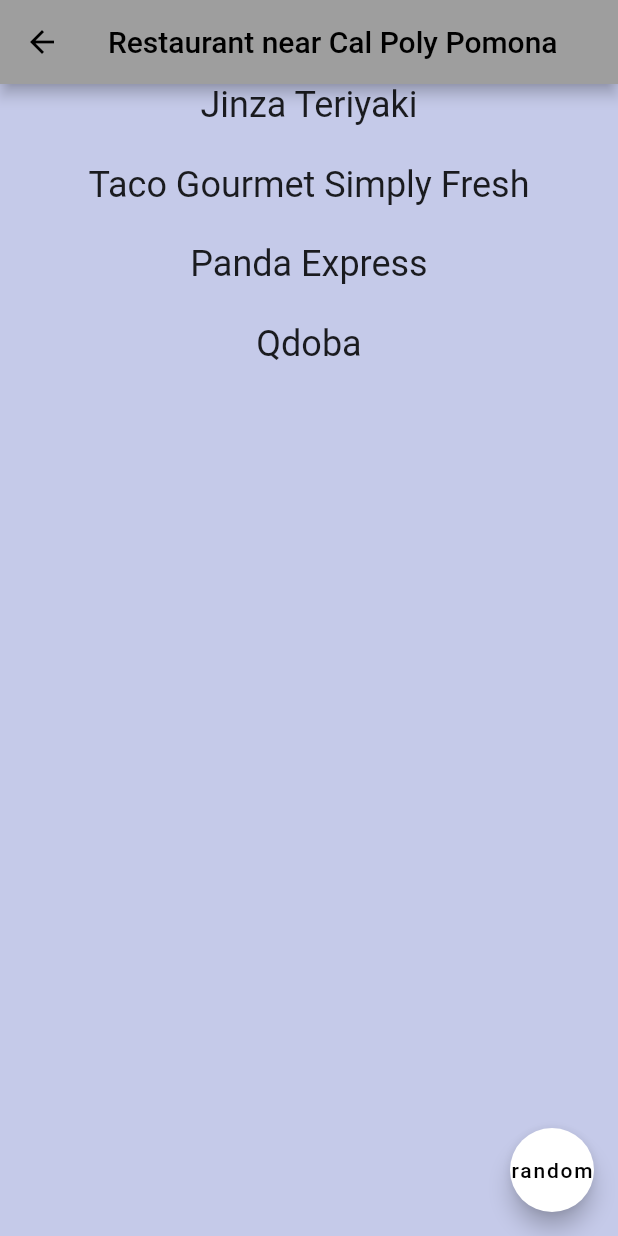
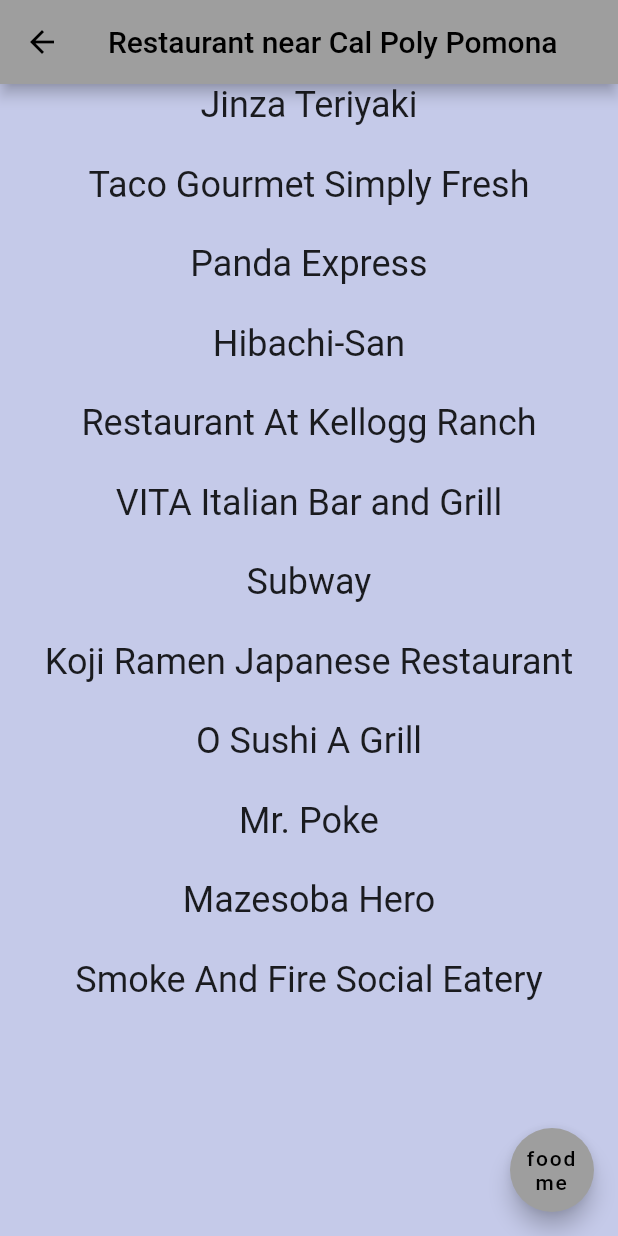
Before and after one commit to stevielamm/Food-me, a Flutter app: the restList screen opened directly, on a phone screen of 412 x 824 dp. Run offline on Flutter 3.47's test engine with Material 2 defaults, Android fonts, the phone set to English and light mode, and no system bars; our stand-ins replace dio, geolocator, google_maps_flutter, rflutter_alert, syncfusion_flutter_sliders.

Commit message:
updated restaurants list

```diff
--- a/lib/Filters.dart
+++ b/lib/Filters.dart
@@ -137,8 +137,8 @@ class _FilterState extends State<Filter> {
             ),
             Column(children: <Widget>[
               Container(
-                height: 50.0,
-                width: 325.0,
+                height: 45.0,
+                width: 250.0,
                 color: Colors.transparent,
                 child: Container(
                     decoration: BoxDecoration(
@@ -146,7 +146,7 @@ class _FilterState extends State<Filter> {
                         borderRadius: BorderRadius.all(Radius.circular(25.0))),
                     child: new FlatButton(
                       child: new Text(
-                        "DONE !",
+                        "DONE",
                         style: TextStyle(color: Colors.white, fontSize: 20),
                         textAlign: TextAlign.center,
                       ),
--- a/lib/restaurant_list.dart
+++ b/lib/restaurant_list.dart
@@ -14,7 +14,8 @@ class restList extends StatefulWidget {
 }
 
 class _restListState extends State<restList> {
-  List<String> names = ["Jinza Teriyaki", "Taco Gourmet Simply Fresh", "Panda Express", "Qdoba"];
+  List<String> names = ["Jinza Teriyaki", "Taco Gourmet Simply Fresh", "Panda Express", "Qdoba", "Hibachi-San",
+    "Restaurant At Kellogg Ranch","VITA Italian Bar and Grill","Subway","Koji Ramen Japanese Restaurant","O Sushi A Grill","La Villa Kitchen","Mr. Poke","Mazesoba Hero","Smoke And Fire Social Eatery"];
   @override
   Widget build(BuildContext context) {
     return Scaffold(
@@ -42,8 +43,14 @@ class _restListState extends State<restList> {
                 )
               ]).show();
         },
-        child: Text('random'),
-        backgroundColor: Colors.white
+
+          child: Center(
+            child: Text(
+              "food me",
+              textAlign: TextAlign.center,
+            ),
+          ),
+        backgroundColor: Colors.grey
       ),
     );
   }
--- a/lib/restaurant_model.dart
+++ b/lib/restaurant_model.dart
@@ -24,7 +24,23 @@ class Restaurant extends mapPage {
     Restaurant(id: 1, name: 'Jinza Teriyaki', tags: ['Japanese']),
     Restaurant(id: 2, name: 'Taco Gourmet Simply Fresh', tags: ['Mexican']),
     Restaurant(id: 3, name: 'Panda Express', tags: ['Chinese']),
-    Restaurant(id: 4, name: 'Qdoba', tags: ['Mexican'])
+    Restaurant(id: 4, name: 'Hibachi-San', tags: ['Japanese']),
+    Restaurant(id: 5, name: 'Restaurant At Kellogg Ranch', tags: ['American']),
+    Restaurant(id: 6, name: 'VITA Italian Bar and Grill', tags: ['Italian']),
+    Restaurant(id: 7, name: 'Subway', tags: ['American']),
+    Restaurant(id: 8, name: 'Koji Ramen Japanese Restaurant', tags: ['Japanese']),
+    Restaurant(id: 9, name: 'O Sushi A Grill', tags: ['Japanese']),
+    Restaurant(id: 10, name: 'Mr. Poke', tags: ['Japanese']),
+    Restaurant(id: 11, name: 'Mazesoba Hero', tags: ['Asian']),
+    Restaurant(id: 12, name: 'Smoke And Fire Social Eatery', tags: ['American']),
+
+
+
+
+
+
+
+
   ];
 
 }
```
